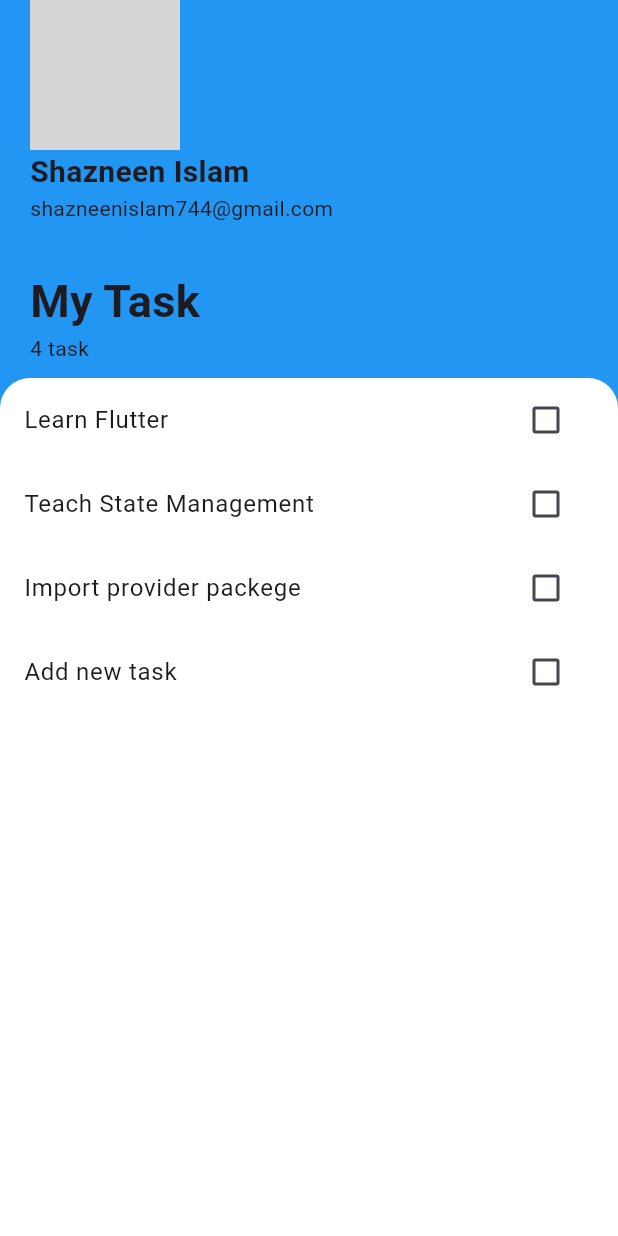
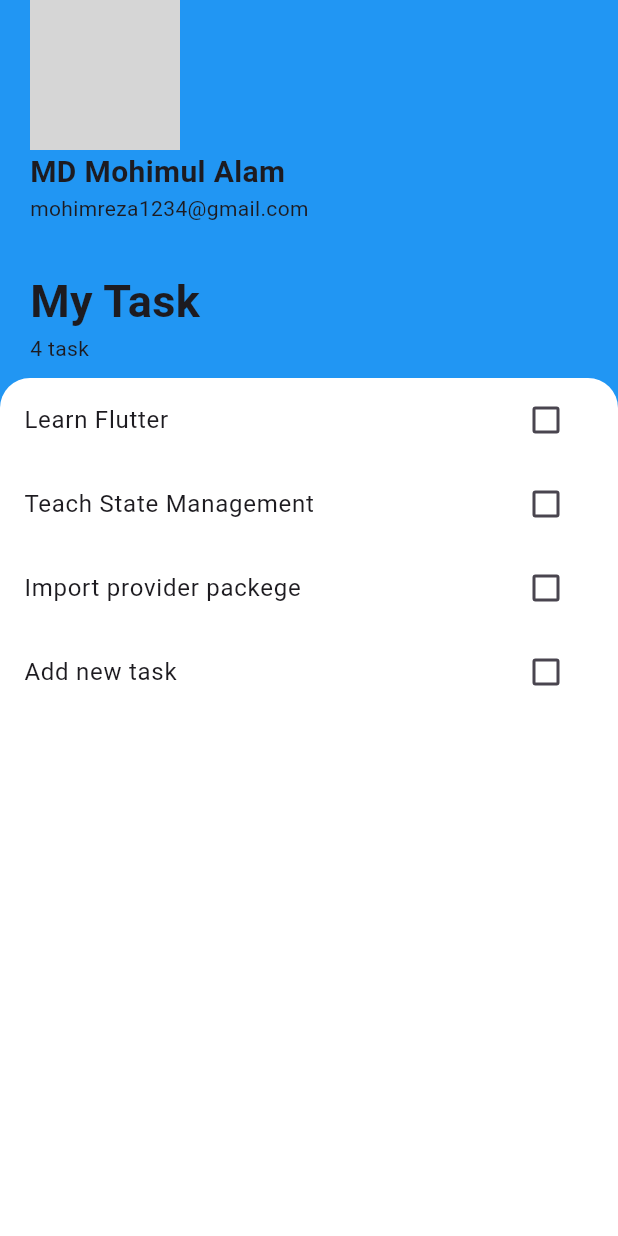
Before and after one commit to Md-Mohimul-Alam/ToDolist_A2_cse464, a Flutter app: the screen it shows after launch, on a phone screen of 412 x 824 dp. Run offline on Flutter 3.47's test engine with Material 3 defaults, Android fonts, the phone set to English and light mode, and no system bars; network calls fail; grey boxes are pictures that could not be loaded.

Commit message:
Update home.dart

```diff
--- a/assignment/lib/home.dart
+++ b/assignment/lib/home.dart
@@ -32,10 +32,10 @@ class HomePageState extends State<HomePage> {
                         'AssetImage("assets/images/my_image.jpg"),'),
                   ),
                   Text(
-                    "Shazneen Islam",
+                    "MD Mohimul Alam",
                     style: TextStyle(fontSize: 20, fontWeight: FontWeight.bold),
                   ),
-                  Text('shazneenislam744@gmail.com'),
+                  Text('mohimreza1234@gmail.com'),
                   SizedBox(
                     height: 30,
                   ),
```
